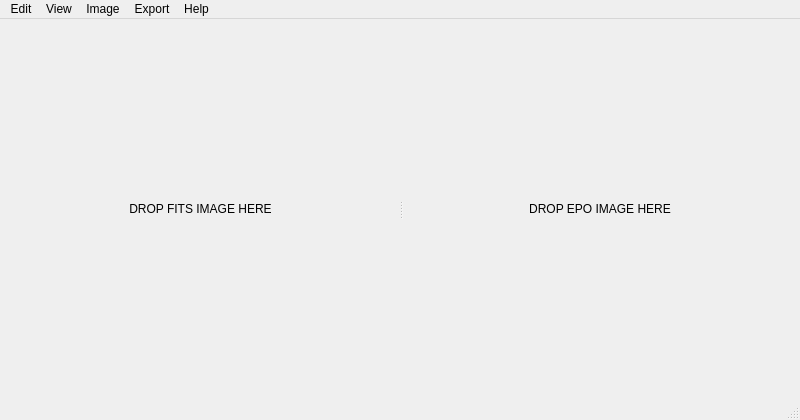
Before: the Qt Designer form gui/PinpointWCS.ui in kapadia/PinpointWCS, drawn with Qt 5.
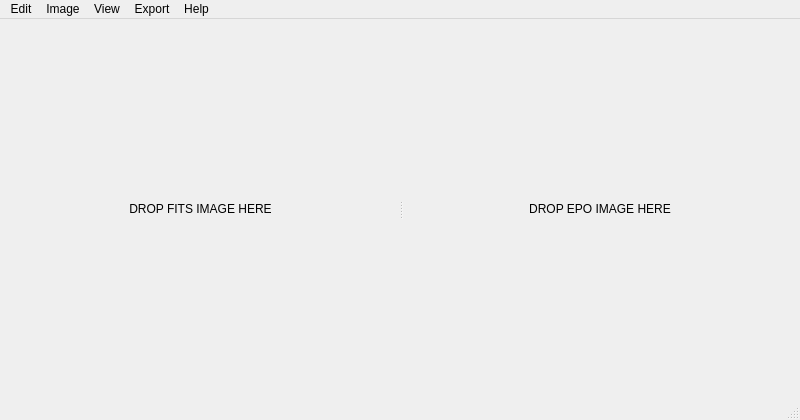
After: the same form once the commit is applied. Custom widgets are drawn as their Qt base class.

```diff
--- a/gui/PinpointWCS.ui
+++ b/gui/PinpointWCS.ui
@@ -189,8 +189,8 @@
     <addaction name="actionAbout_PinpointWCS"/>
    </widget>
    <addaction name="menuEdit"/>
-   <addaction name="menuView"/>
    <addaction name="menuImage"/>
+   <addaction name="menuView"/>
    <addaction name="menuExport"/>
    <addaction name="menuHelp"/>
   </widget>
```
Left out of the diff: 13 changed lines with no effect on the pictures.
